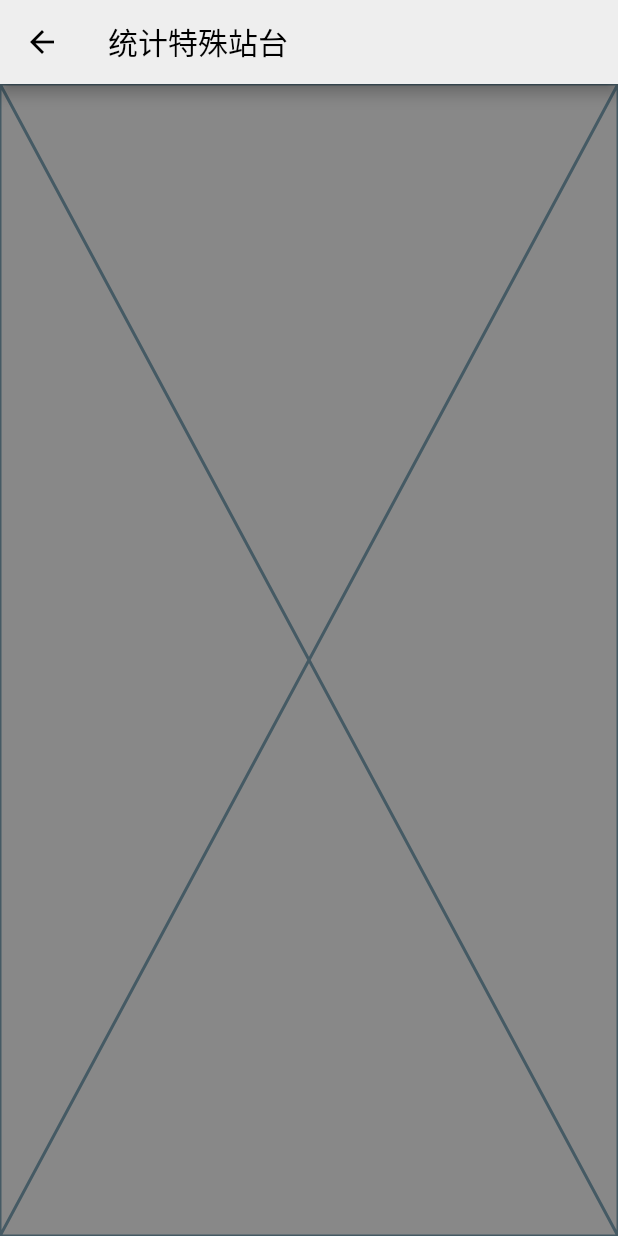
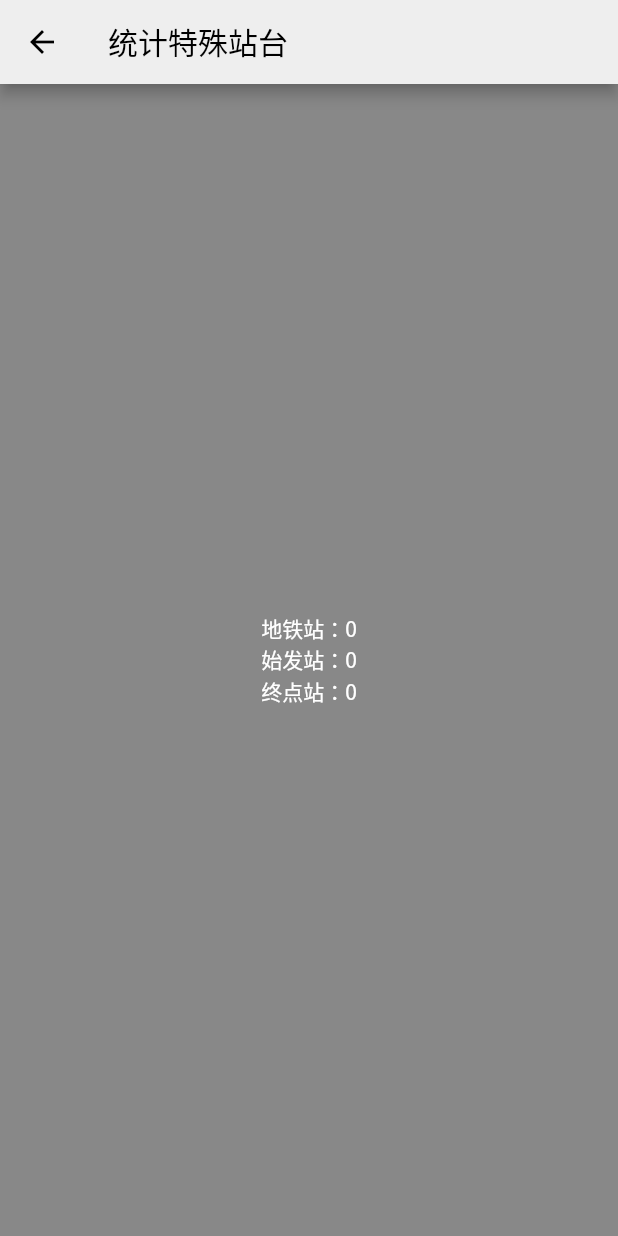
Before and after one commit to CCXXXI/jinhe-bus-routes-client, a Flutter app: the SpecialStationPage screen opened directly, on a phone screen of 412 x 824 dp. Run offline on Flutter 3.47's test engine with Material 2 defaults, Android fonts, the phone set to English and light mode, and no system bars; our stand-ins replace badges, cookie_jar, data_table_2, dio, dio_cookie_manager, flutter_settings_screens and 8 more; missing offline and left inert: day_night_time_picker, dio_cache_interceptor, dio_cache_interceptor_hive_store, flutter_loggy, flutter_loggy_dio, window_size; accounts and stored records are empty; statements that could not run were skipped.

Commit message:
feat(stats): UC-11A

```diff
--- a/jinhe_client/lib/stats/special_station/special_station_logic.dart
+++ b/jinhe_client/lib/stats/special_station/special_station_logic.dart
@@ -1,3 +1,24 @@
 import 'package:get/get.dart';
 
-class SpecialStationLogic extends GetxController {}
+import '../../home/query/query_logic.dart';
+
+class SpecialStationLogic extends GetxController {
+  final logic = Get.find<QueryLogic>();
+  final res = ''.obs;
+
+  @override
+  void onInit() {
+    super.onInit();
+    getRes();
+  }
+
+  void getRes() async {
+    var c0 = 0, c1 = 0, c2 = 0;
+    for (final s in logic.stationMap.values.map((e) => e.zh).toSet()) {
+      if (s.startsWith('地铁')) c0++;
+      if (s.endsWith('(始发站)')) c1++;
+      if (s.endsWith('(终点站)')) c2++;
+    }
+    res.value = '地铁站：$c0\n始发站：$c1\n终点站：$c2';
+  }
+}
--- a/jinhe_client/lib/stats/special_station/special_station_view.dart
+++ b/jinhe_client/lib/stats/special_station/special_station_view.dart
@@ -1,6 +1,7 @@
 import 'package:flutter/material.dart';
 import 'package:get/get.dart';
 
+import '../../utils/loading.dart';
 import 'special_station_logic.dart';
 
 class SpecialStationPage extends StatelessWidget {
@@ -14,7 +15,16 @@ class SpecialStationPage extends StatelessWidget {
       appBar: AppBar(
         title: const Text('统计特殊站台'),
       ),
-      body: const Placeholder(),
+      body: Center(
+        child: Obx(
+          () => logic.res.isEmpty
+              ? Loading()
+              : Text(
+                  logic.res.value,
+                  textAlign: TextAlign.center,
+                ),
+        ),
+      ),
     );
   }
 }
```
